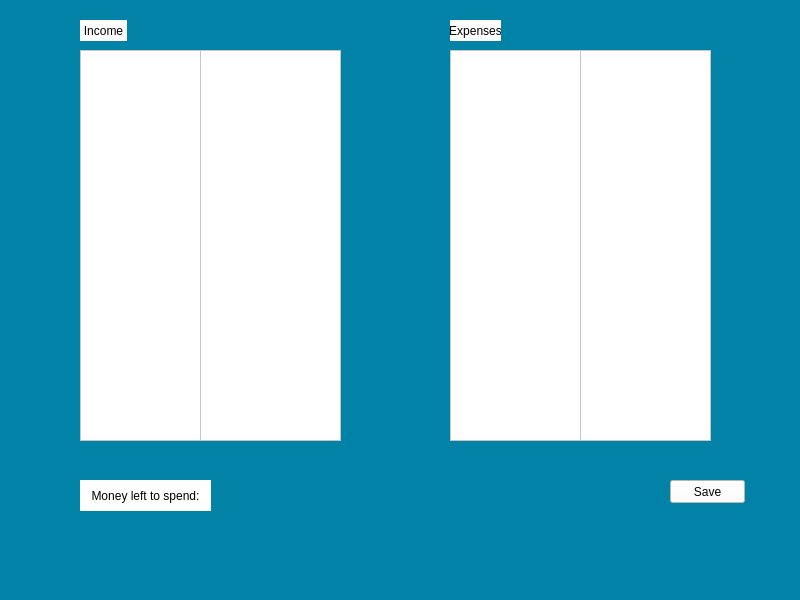
Above: listview.ui from wilcer1/STMP before the change. Below: the same form after it.
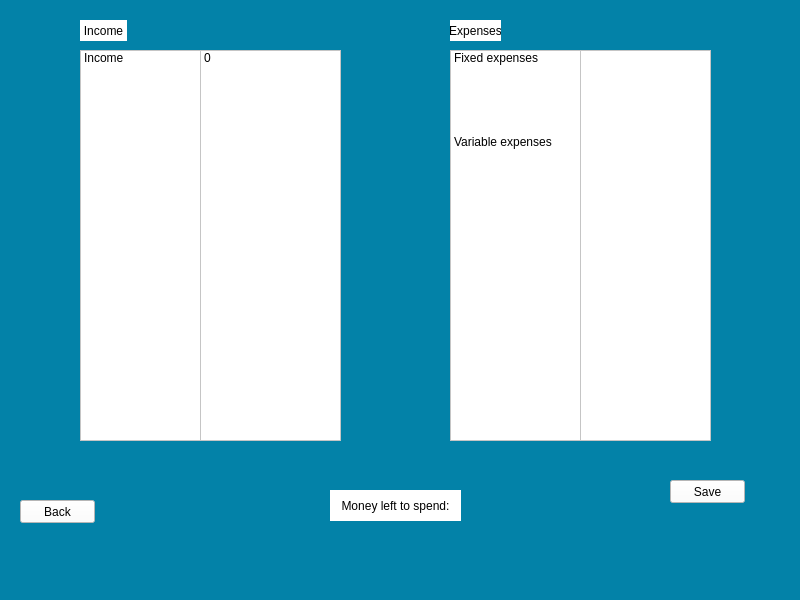
That is the form after the change.

```diff
--- a/listview.ui
+++ b/listview.ui
@@ -67,6 +67,11 @@
     <property name="styleSheet">
      <string notr="true">background-color: rgb(255, 255, 255);</string>
     </property>
+    <item>
+     <property name="text">
+      <string>Income</string>
+     </property>
+    </item>
    </widget>
    <widget class="QListWidget" name="listOfExpenses">
     <property name="geometry">
@@ -80,12 +85,47 @@
     <property name="styleSheet">
      <string notr="true">background-color: rgb(255, 255, 255);</string>
     </property>
+    <item>
+     <property name="text">
+      <string>Fixed expenses</string>
+     </property>
+    </item>
+    <item>
+     <property name="text">
+      <string/>
+     </property>
+    </item>
+    <item>
+     <property name="text">
+      <string/>
+     </property>
+    </item>
+    <item>
+     <property name="text">
+      <string/>
+     </property>
+    </item>
+    <item>
+     <property name="text">
+      <string/>
+     </property>
+    </item>
+    <item>
+     <property name="text">
+      <string/>
+     </property>
+    </item>
+    <item>
+     <property name="text">
+      <string>Variable expenses</string>
+     </property>
+    </item>
    </widget>
    <widget class="QLabel" name="moneyleftLabel">
     <property name="geometry">
      <rect>
-      <x>80</x>
-      <y>480</y>
+      <x>330</x>
+      <y>490</y>
       <width>131</width>
       <height>31</height>
      </rect>
@@ -128,6 +168,14 @@
     <property name="styleSheet">
      <string notr="true">background-color: rgb(255, 255, 255);</string>
     </property>
+    <item>
+     <property name="text">
+      <string>0</string>
+     </property>
+     <property name="flags">
+      <set>ItemIsSelectable|ItemIsEditable|ItemIsDragEnabled|ItemIsUserCheckable|ItemIsEnabled</set>
+     </property>
+    </item>
    </widget>
    <widget class="QListWidget" name="listOfExpensesSEK">
     <property name="geometry">
@@ -142,6 +190,22 @@
      <string notr="true">background-color: rgb(255, 255, 255);</string>
     </property>
    </widget>
+   <widget class="QPushButton" name="pushButton">
+    <property name="geometry">
+     <rect>
+      <x>20</x>
+      <y>500</y>
+      <width>75</width>
+      <height>23</height>
+     </rect>
+    </property>
+    <property name="styleSheet">
+     <string notr="true">background-color: rgb(255, 255, 255);</string>
+    </property>
+    <property name="text">
+     <string>Back</string>
+    </property>
+   </widget>
   </widget>
   <widget class="QMenuBar" name="menubar">
    <property name="geometry">
```
